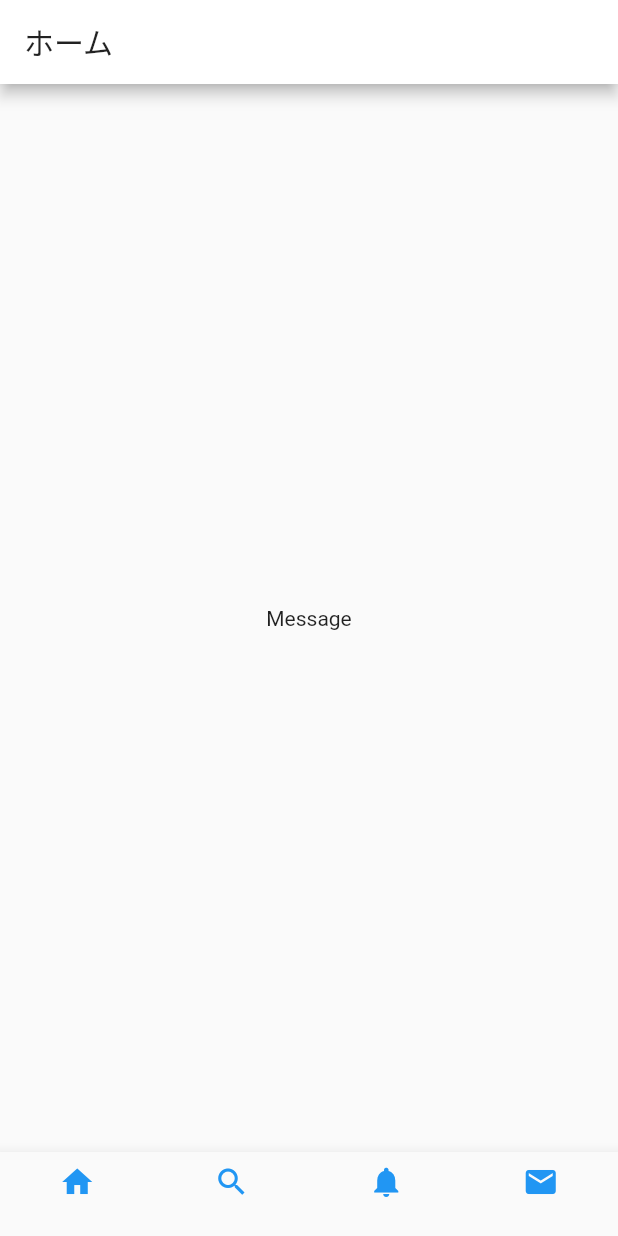
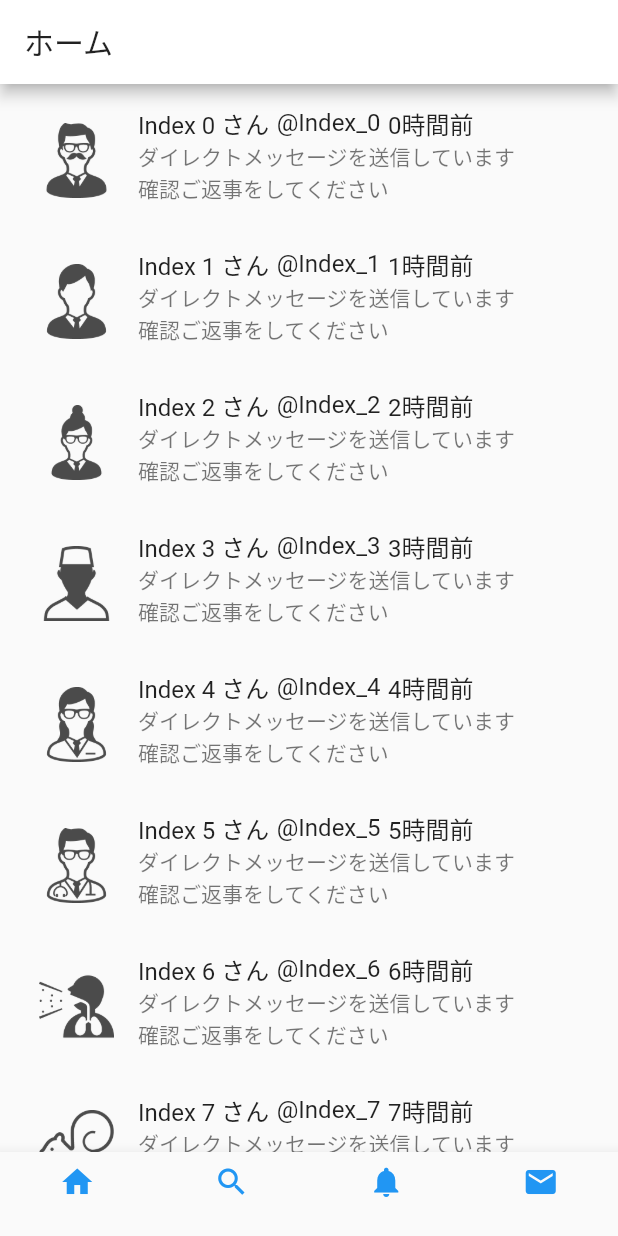
Before and after one commit to takehiro-takahashi/twitter-client-app, a Flutter app: the screen it shows after launch, item 4 of the bottom bar chosen, on a phone screen of 412 x 824 dp. Run offline on Flutter 3.47's test engine with Material 2 defaults, Android fonts, the phone set to English and light mode, and no system bars; network calls fail.

Commit message:
add message view

```diff
--- a/lib/pages/Message.dart
+++ b/lib/pages/Message.dart
@@ -9,9 +9,34 @@ class _MessageState extends State<Message> {
   @override
   Widget build(BuildContext context) {
     return Scaffold(
-      body: Center(
-        child: Text("Message"),
-      ),
+      body: ListView(
+        children: List.generate(10, (index) {
+          return Container(
+            margin: EdgeInsets.all(10.0),
+            child: ListTile(
+              leading: Image.asset(
+                "assets/icon$index.png",
+                width: 50.0,
+                height: 50.0,
+              ),
+              title: Row(
+                children: <Widget>[
+                  Text("Index $index さん"),
+                  SizedBox(
+                    width: 5.0,
+                  ),
+                  Text("@Index_$index"),
+                  SizedBox(
+                    width: 5.0,
+                  ),
+                  Text("$index時間前"),
+                ],
+              ),
+              subtitle: Text("ダイレクトメッセージを送信しています\n確認ご返事をしてください"),
+            ),
+          );
+        }),
+      )
     );
   }
 }
```
